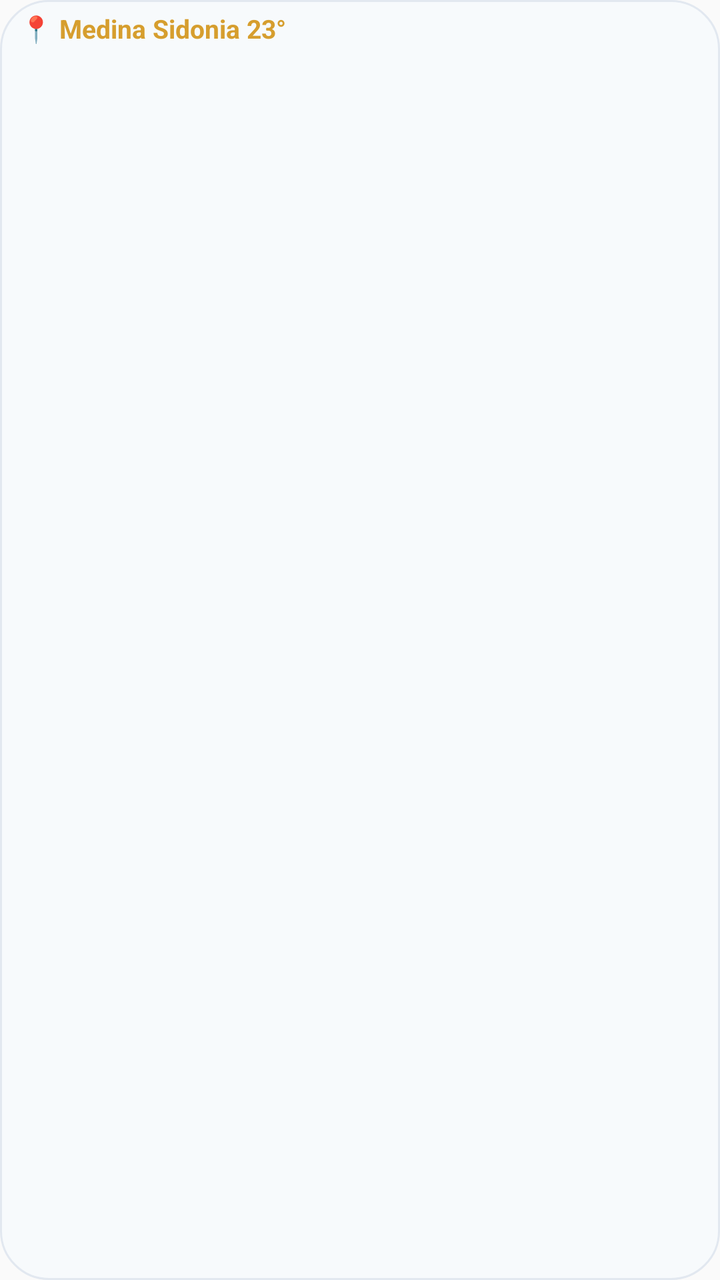
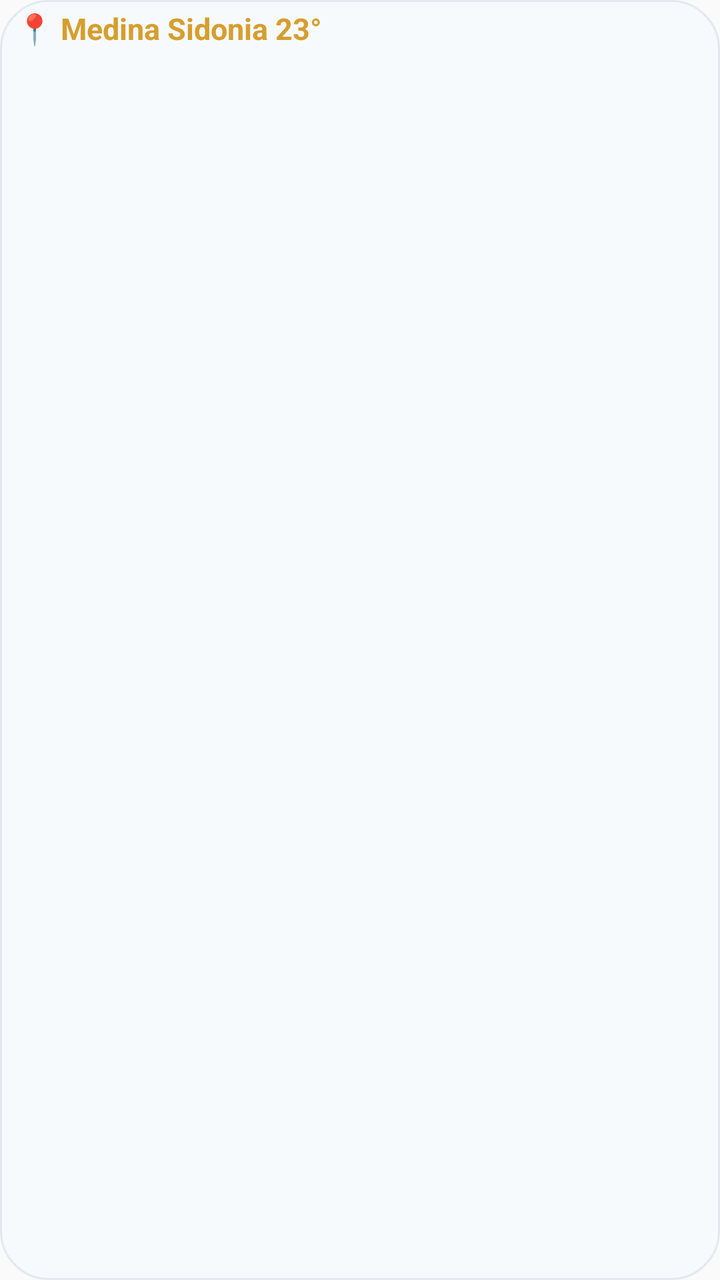

An Android layout rendered at two revisions. The XML below is the earlier revision; the diff shows what the commit changed to produce the second picture.
<!-- AndroidManifest.xml: application theme Theme.AemetWidget -->
<!-- res/layout/widget_weather_light.xml -->
<?xml version="1.0" encoding="utf-8"?>
<LinearLayout xmlns:android="http://schemas.android.com/apk/res/android"
    android:id="@+id/widgetRoot"
    android:layout_width="match_parent"
    android:layout_height="match_parent"
    android:background="@drawable/bg_widget_light"
    android:orientation="vertical"
    android:paddingStart="10dp"
    android:paddingEnd="10dp"
    android:paddingTop="4dp"
    android:paddingBottom="4dp">

    
    <LinearLayout
        android:layout_width="match_parent"
        android:layout_height="22dp"
        android:gravity="center_vertical"
        android:orientation="horizontal"
        android:layout_marginBottom="2dp"
        android:paddingTop="2dp"
        android:paddingBottom="2dp">

        <TextView
            android:id="@+id/tvHeaderCityTemp"
            android:layout_width="0dp"
            android:layout_height="wrap_content"
            android:layout_weight="1"
            android:ellipsize="end"
            android:includeFontPadding="false"
            android:singleLine="true"
            android:text="📍 Medina Sidonia 23°"
            android:textColor="#D69E2E"
            android:textSize="13sp"
            android:textStyle="bold" />

        <TextView
            android:id="@+id/tvUpdateTime"
            android:layout_width="wrap_content"
            android:layout_height="wrap_content"
            android:includeFontPadding="false"
            android:text=""
            android:textColor="#4A5568"
            android:textSize="10.5sp" />
    </LinearLayout>

    
    <ListView
        android:id="@+id/lvWidgetDays"
        android:layout_width="match_parent"
        android:layout_height="106dp"
        android:layout_gravity="center_vertical"
        android:clipToPadding="true"
        android:divider="@null"
        android:dividerHeight="0dp"
        android:scrollbars="none" />

    
    <TextView
        android:id="@+id/empty_view"
        android:layout_width="match_parent"
        android:layout_height="106dp"
        android:gravity="center"
        android:includeFontPadding="false"
        android:text="Cargando previsión... Pulsa la hora para actualizar"
        android:textColor="#718096"
        android:textSize="11.5sp"
        android:visibility="gone" />

</LinearLayout>
<!-- resources referenced by this layout -->
<resources>
  <!-- drawable bg_widget_light (drawable) -->
  <?xml version="1.0" encoding="utf-8"?>
  <shape xmlns:android="http://schemas.android.com/apk/res/android"
      android:shape="rectangle">
      <solid android:color="#F7FAFC" />
      <corners android:radius="24dp" />
      <stroke android:width="1dp" android:color="#E2E8F0" />
  </shape>
  <style name="Theme.AemetWidget" parent="android:Theme.Material.Light.NoActionBar" />
</resources>

<!-- the commit's change to res/layout/widget_weather_light.xml (unified diff, before → after) -->
@@ -5,20 +5,18 @@
     android:layout_height="match_parent"
     android:background="@drawable/bg_widget_light"
     android:orientation="vertical"
-    android:paddingStart="10dp"
-    android:paddingEnd="10dp"
-    android:paddingTop="4dp"
-    android:paddingBottom="4dp">
+    android:paddingStart="8dp"
+    android:paddingEnd="8dp"
+    android:paddingTop="6dp"
+    android:paddingBottom="6dp">
 
     
     <LinearLayout
         android:layout_width="match_parent"
-        android:layout_height="22dp"
+        android:layout_height="wrap_content"
         android:gravity="center_vertical"
         android:orientation="horizontal"
-        android:layout_marginBottom="2dp"
-        android:paddingTop="2dp"
-        android:paddingBottom="2dp">
+        android:layout_marginBottom="2dp">
 
         <TextView
             android:id="@+id/tvHeaderCityTemp"
@@ -30,7 +28,7 @@
             android:singleLine="true"
             android:text="📍 Medina Sidonia 23°"
             android:textColor="#D69E2E"
-            android:textSize="13sp"
+            android:textSize="15sp"
             android:textStyle="bold" />
 
         <TextView
@@ -40,16 +38,16 @@
             android:includeFontPadding="false"
             android:text=""
             android:textColor="#4A5568"
-            android:textSize="10.5sp" />
+            android:textSize="11sp" />
     </LinearLayout>
 
     
     <ListView
         android:id="@+id/lvWidgetDays"
         android:layout_width="match_parent"
-        android:layout_height="106dp"
-        android:layout_gravity="center_vertical"
-        android:clipToPadding="true"
+        android:layout_height="0dp"
+        android:layout_weight="1"
+        android:clipToPadding="false"
         android:divider="@null"
         android:dividerHeight="0dp"
         android:scrollbars="none" />
@@ -58,12 +56,13 @@
     <TextView
         android:id="@+id/empty_view"
         android:layout_width="match_parent"
-        android:layout_height="106dp"
+        android:layout_height="0dp"
+        android:layout_weight="1"
         android:gravity="center"
         android:includeFontPadding="false"
         android:text="Cargando previsión... Pulsa la hora para actualizar"
         android:textColor="#718096"
-        android:textSize="11.5sp"
+        android:textSize="12sp"
         android:visibility="gone" />
 
 </LinearLayout>
